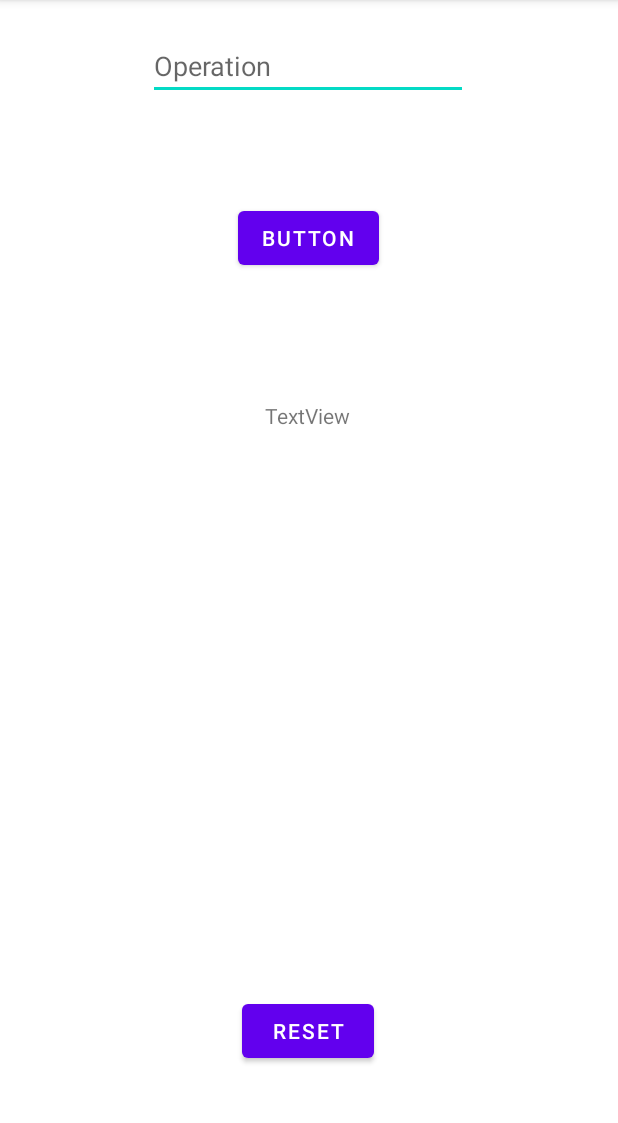
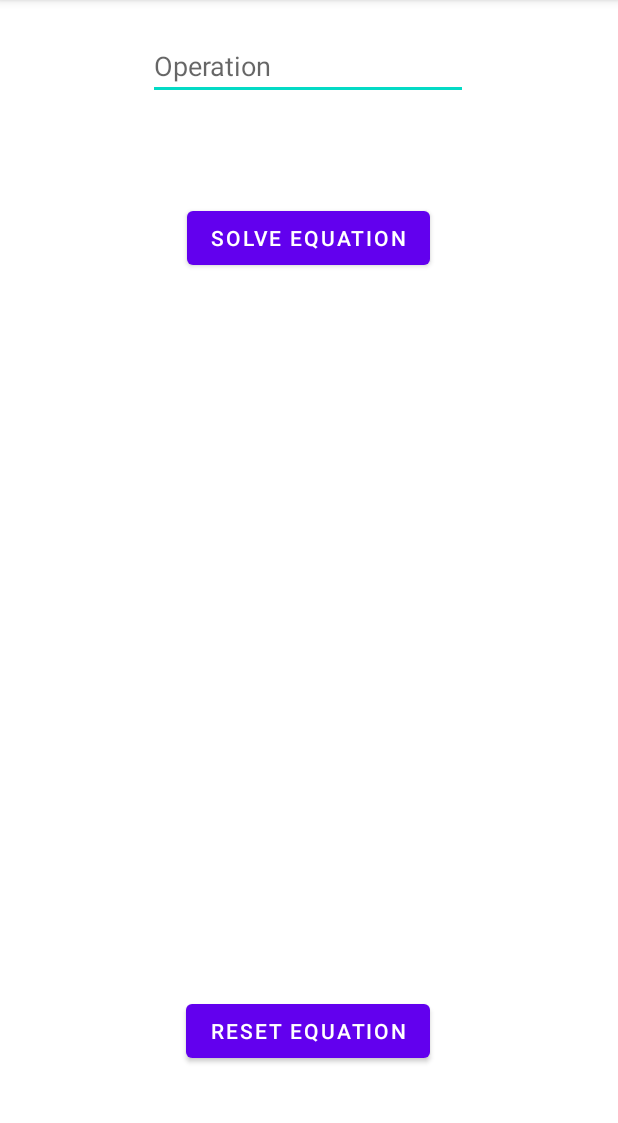
Before and after one commit to Engelito/OOOkv2, an Android app: the screen it shows after launch (MainActivity), on a phone screen of 412 x 824 dp, the part 84-1207 px from its top. Run offline under Robolectric (Android 15) with nearby library versions, the phone set to English and light mode, and no system bars.

Commit message:
Updated buttons, cleared textview for the app start

```diff
--- a/app/src/main/java/com/example/oook2/MainActivity.kt
+++ b/app/src/main/java/com/example/oook2/MainActivity.kt
@@ -18,8 +18,6 @@ class MainActivity : AppCompatActivity() {
     private val div = {a:Float,b:Float -> a / b}
     private val expo = {a:Float,b:Float -> a.pow(b)}
     private val ops = mapOf("+" to add, "-" to sub,"*" to mult,"/" to div, "^" to expo)
-    private var count = 0
-
 
     override fun onCreate(savedInstanceState: Bundle?) {
         super.onCreate(savedInstanceState)
@@ -43,9 +41,7 @@ class MainActivity : AppCompatActivity() {
             equation.add(item)
         }
         val result = runEquation(equation)
-        //put into textview
-        //getOP.setText(result[count])
-        getOP.text = stepsToSolve.toString().replace("[","").replace("]","").replace(",","\n")
+        getOP.setText(stepsToSolve.toString().replace("[","").replace("]","").replace(",","\n"))
         resetButton.setOnClickListener{ reset()}
 
     }
@@ -79,6 +75,5 @@ class MainActivity : AppCompatActivity() {
         getOP.text = ""
         stepsToSolve.clear()
         equation.clear()
-
     }
 }
--- a/app/src/main/res/layout/activity_main.xml
+++ b/app/src/main/res/layout/activity_main.xml
@@ -12,7 +12,7 @@
         android:layout_height="wrap_content"
         android:layout_marginTop="68dp"
         android:onClick="handleText"
-        android:text="Button"
+        android:text="Solve Equation"
         app:layout_constraintEnd_toEndOf="parent"
         app:layout_constraintHorizontal_bias="0.498"
         app:layout_constraintStart_toStartOf="parent"
@@ -37,7 +37,6 @@
         android:id="@+id/textView1"
         android:layout_width="wrap_content"
         android:layout_height="wrap_content"
-        android:text="TextView"
         app:layout_constraintBottom_toBottomOf="parent"
         app:layout_constraintEnd_toEndOf="parent"
         app:layout_constraintHorizontal_bias="0.498"
@@ -49,7 +48,7 @@
         android:id="@+id/reset"
         android:layout_width="wrap_content"
         android:layout_height="wrap_content"
-        android:text="Reset"
+        android:text="Reset Equation"
         app:layout_constraintBottom_toBottomOf="parent"
         app:layout_constraintEnd_toEndOf="parent"
         app:layout_constraintHorizontal_bias="0.498"
```
